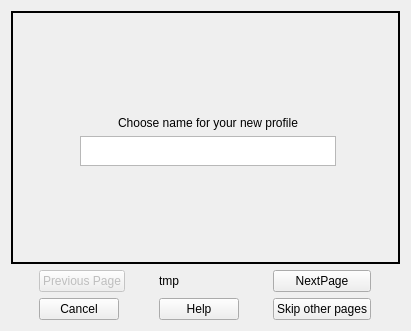
Old version of the form sources/NewProfileConfiguartor.ui in the repository Groundy/CrackerJack.
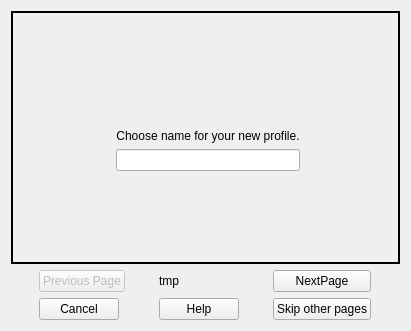
New version of the form. The open tabs and pages were chosen to show the change.

```diff
--- a/sources/NewProfileConfiguartor.ui
+++ b/sources/NewProfileConfiguartor.ui
@@ -59,7 +59,7 @@
          <x>9</x>
          <y>9</y>
          <width>371</width>
-         <height>231</height>
+         <height>249</height>
         </rect>
        </property>
        <layout class="QGridLayout" name="gridLayout_2">
@@ -105,35 +105,47 @@
           </property>
          </spacer>
         </item>
-        <item row="2" column="1">
-         <widget class="QTextEdit" name="_1_nameEdit">
-          <property name="sizePolicy">
-           <sizepolicy hsizetype="Fixed" vsizetype="Fixed">
-            <horstretch>0</horstretch>
-            <verstretch>0</verstretch>
-           </sizepolicy>
-          </property>
-          <property name="maximumSize">
-           <size>
-            <width>16777215</width>
-            <height>30</height>
-           </size>
-          </property>
-         </widget>
-        </item>
         <item row="1" column="1">
          <widget class="QLabel" name="_1_namePageInfoLabel">
+          <property name="sizePolicy">
+           <sizepolicy hsizetype="Maximum" vsizetype="Maximum">
+            <horstretch>0</horstretch>
+            <verstretch>0</verstretch>
+           </sizepolicy>
+          </property>
+          <property name="maximumSize">
+           <size>
+            <width>253</width>
+            <height>16777215</height>
+           </size>
+          </property>
           <property name="autoFillBackground">
            <bool>false</bool>
           </property>
           <property name="text">
-           <string>Choose name for your new profile</string>
+           <string>Choose name for your new profile.</string>
           </property>
           <property name="alignment">
            <set>Qt::AlignCenter</set>
           </property>
          </widget>
         </item>
+        <item row="2" column="1">
+         <widget class="QLineEdit" name="_1_nameEdit">
+          <property name="sizePolicy">
+           <sizepolicy hsizetype="Maximum" vsizetype="Fixed">
+            <horstretch>0</horstretch>
+            <verstretch>0</verstretch>
+           </sizepolicy>
+          </property>
+          <property name="maximumSize">
+           <size>
+            <width>253</width>
+            <height>16777215</height>
+           </size>
+          </property>
+         </widget>
+        </item>
         <item row="0" column="1">
          <spacer name="verticalSpacer_2">
           <property name="orientation">
```
Left out of the diff: 2 changed lines with no effect on the pictures.
